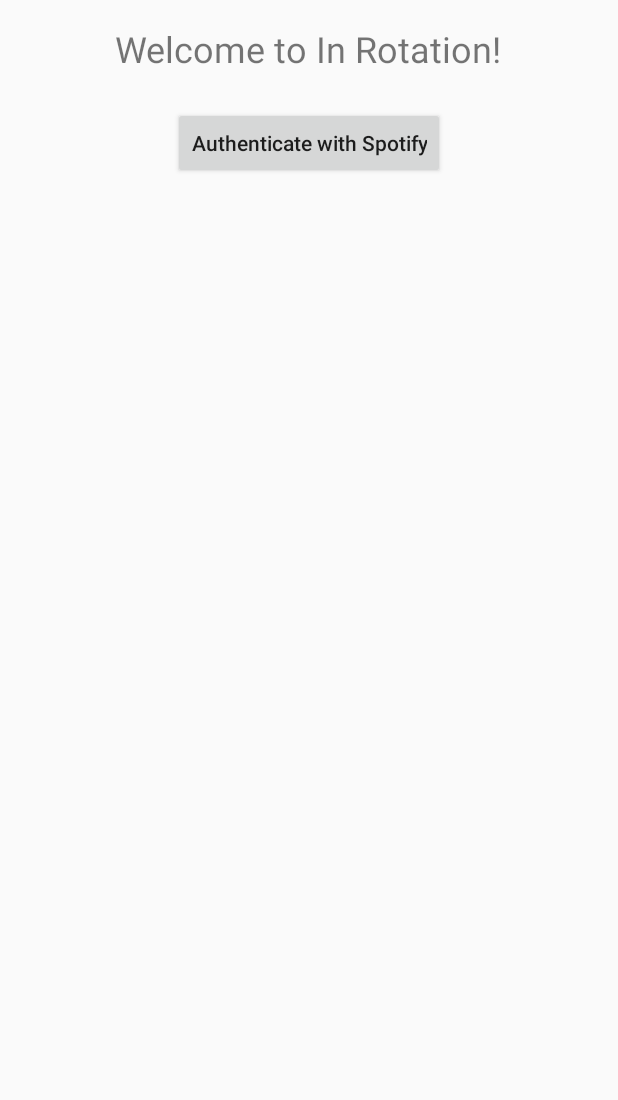
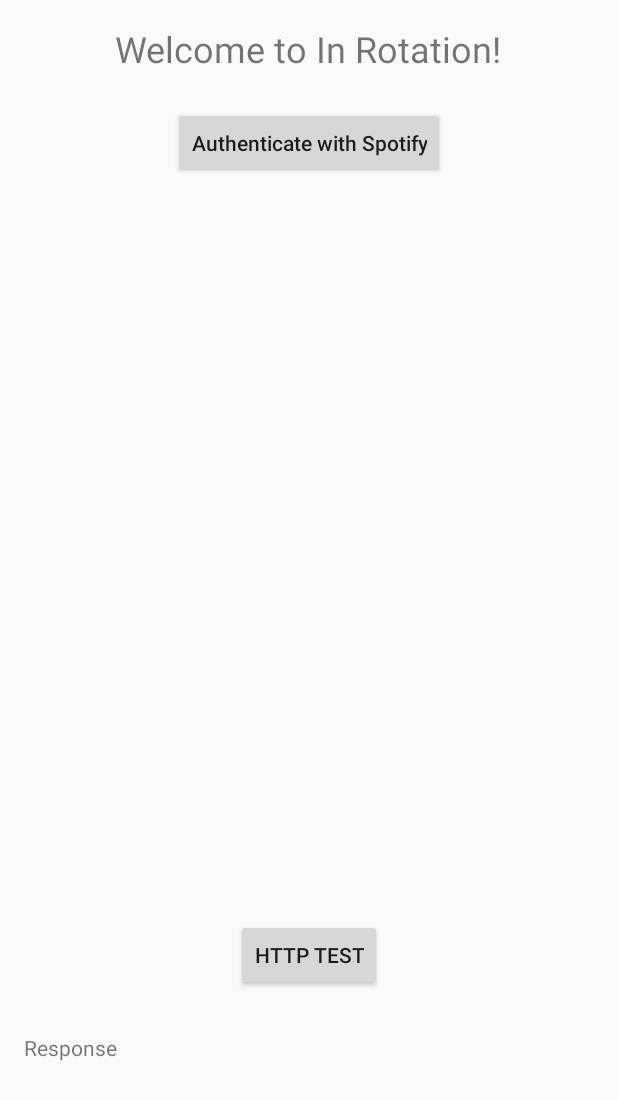
Before and after one commit to cpe305/In-Rotation-Android-App, an Android app: the screen it shows after launch (MainActivity), on a phone screen of 412 x 824 dp. Shown: the top 1100 px of the screen. Run offline under Robolectric (Android 15) with nearby library versions, the phone set to English and light mode, and no system bars; libraries missing offline, so code that uses them is left out: com.spotify.sdk.

Commit message:
Started working on HTTP transactions

```diff
--- a/app/src/main/java/com/inrotation/andrew/inrotation/MainActivity.java
+++ b/app/src/main/java/com/inrotation/andrew/inrotation/MainActivity.java
@@ -9,6 +9,7 @@ import android.os.Bundle;
 import android.util.Log;
 import android.view.View;
 import android.widget.Button;
+import android.widget.TextView;
 
 import com.spotify.sdk.android.authentication.AuthenticationClient;
 import com.spotify.sdk.android.authentication.AuthenticationRequest;
@@ -41,11 +42,32 @@ public class MainActivity extends Activity implements
 
 
         final Button authenticateButton = (Button) findViewById(R.id.spotifyAuthenticateButton);
+
+        // -- Test HTTP Req
+        final Button httpReqButton = (Button) findViewById(R.id.httptest);
+        final TextView httpResponse = (TextView) findViewById(R.id.responsetest);
+
+        httpReqButton.setOnClickListener(new View.OnClickListener() {
+            public void onClick(View v) {
+                testHTTP(httpResponse);
+            }
+        });
+
         authenticateButton.setOnClickListener(new View.OnClickListener() {
             public void onClick(View v) {
                 onAuthenticateClick();
             }
         });
+    }
+
+    protected void testHTTP(TextView responseView) {
+        HttpTransactionTest http = new HttpTransactionTest(responseView);
+        try {
+            responseView.setText(http.getQuote());
+        } catch (Throwable throwable) {
+            throwable.printStackTrace();
+        }
+
     }
 
     protected void onAuthenticateClick() {
@@ -67,8 +89,7 @@ public class MainActivity extends Activity implements
             AuthenticationResponse response = AuthenticationClient.getResponse(resultCode, intent);
             if (response.getType() == AuthenticationResponse.Type.TOKEN) {
                 Config playerConfig = new Config(this, response.getAccessToken(), CLIENT_ID);
-                Spotify.getPlayer(playerConfig, this, new SpotifyPlayer.InitializationObserver() {
-                    @Override
+                Spotify.getPlayer(playerConfig, this, new SpotifyPlayer.InitializationObserver() {                    @Override
                     public void onInitialized(SpotifyPlayer spotifyPlayer) {
                         mPlayer = spotifyPlayer;
                         mPlayer.addConnectionStateCallback(MainActivity.this);
--- a/app/src/main/res/layout/activity_main.xml
+++ b/app/src/main/res/layout/activity_main.xml
@@ -29,4 +29,27 @@
         android:textAllCaps="false"
         android:elevation="0dp"
         android:visibility="visible" />
+
+    <Button
+        android:text="HTTP TEST"
+        android:layout_width="wrap_content"
+        android:layout_height="wrap_content"
+        android:id="@+id/httptest"
+        android:layout_alignParentBottom="true"
+        android:layout_centerHorizontal="true"
+        android:layout_marginBottom="147dp" />
+
+    <TextView
+        android:text="Response"
+        android:layout_width="wrap_content"
+        android:layout_height="wrap_content"
+        android:id="@+id/responsetest"
+        android:layout_alignTop="@+id/httptest"
+        android:layout_marginTop="76dp"
+        android:textSize="14sp"
+        android:layout_alignParentRight="true"
+        android:layout_alignParentEnd="true"
+        android:layout_alignParentBottom="true"
+        android:layout_alignParentLeft="true"
+        android:layout_alignParentStart="true" />
 </RelativeLayout>
```
Also changed, not shown: app/src/main/java/com/inrotation/andrew/inrotation/HttpTransactionTest.java (added, +98 -0 lines).
